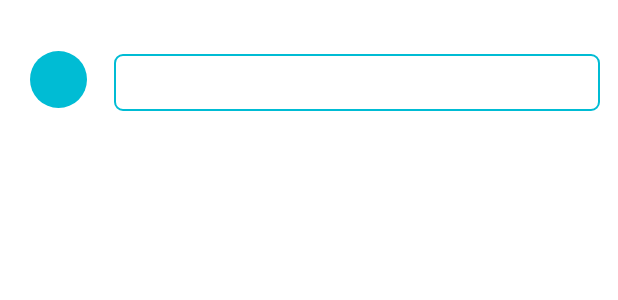
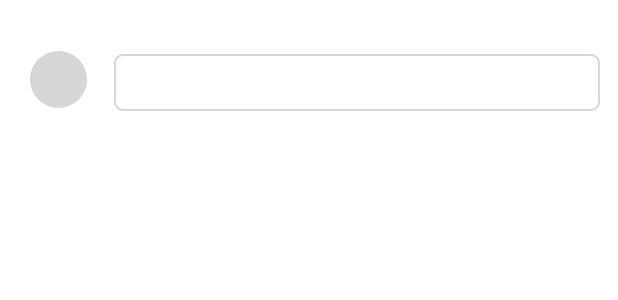
Before and after one commit to Ali-Kazemii/AReminder, an Android app: the layout awlrhm_item_reminder.xml on its own in the app's theme, with its tools: preview values and no code run, on a phone screen of 412 x 824 dp. Shown: the top 300 px of the screen. Run offline under Robolectric (Android 15) with nearby library versions, the light colour scheme and no system bars.

Commit message:
change reminder item's theme, basic to colorAccent of project

```diff
--- a/areminder/src/main/res/drawable/border.xml
+++ b/areminder/src/main/res/drawable/border.xml
@@ -3,7 +3,7 @@
     <solid android:color="@android:color/transparent" />
     <stroke
         android:width="2px"
-        android:color="@color/cyan_500" />
+        android:color="@color/colorAccent" />
 
     <corners android:radius="5dp" />
 </shape>
--- a/areminder/src/main/res/drawable/circle_fill.xml
+++ b/areminder/src/main/res/drawable/circle_fill.xml
@@ -1,6 +1,6 @@
 <?xml version="1.0" encoding="utf-8"?>
 <shape xmlns:android="http://schemas.android.com/apk/res/android"
     android:shape="oval">
-    <solid android:color="@color/cyan_500" />
+    <solid android:color="@color/colorAccent" />
 
 </shape>
```
